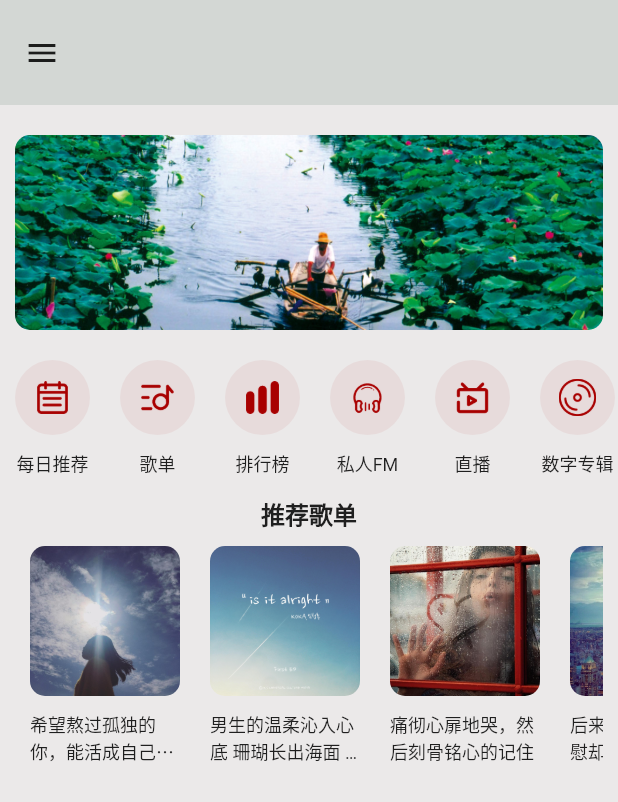
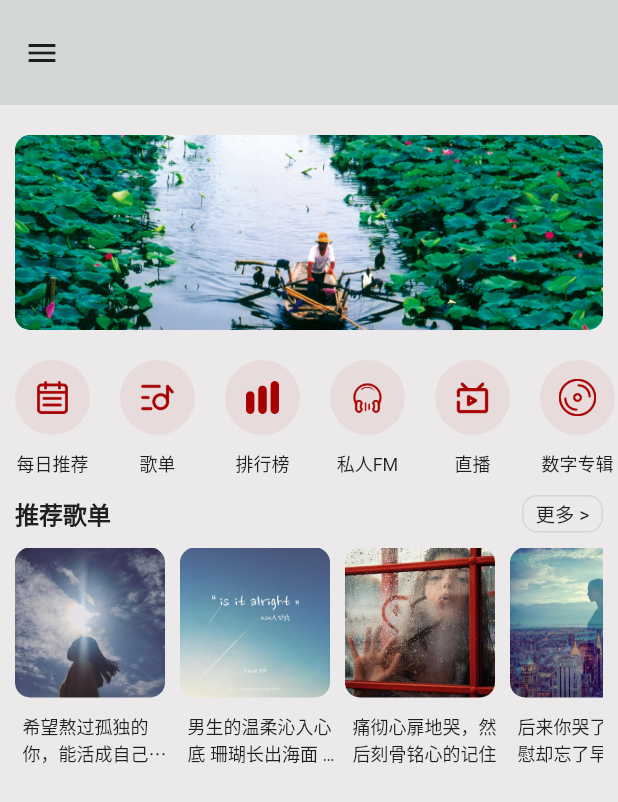
Before and after one commit to micki-zhou/potato, a Flutter app: the HomePage screen opened directly, on a phone screen of 412 x 824 dp. Shown: the top 802 px of the screen. Run offline on Flutter 3.47's test engine with Material 2 defaults, Android fonts, the phone set to English and light mode, and no system bars; our stand-ins replace shared_preferences, simple_animations; accounts and stored records are empty.

Commit message:
update view

```diff
--- a/lib/ui/home.dart
+++ b/lib/ui/home.dart
@@ -216,10 +216,28 @@ class _HomePageState extends State<HomePage> {
       padding: const EdgeInsets.only(left: 10, right: 10),
       child: Column(
         children: [
-          Text(
-            "推荐歌单",
-            style: TextStyle(fontSize: 16, fontWeight: FontWeight.bold),
-            textAlign: TextAlign.left,
+          Row(
+            mainAxisAlignment: MainAxisAlignment.spaceBetween,
+            children: [
+              Text(
+                "推荐歌单",
+                style: TextStyle(fontSize: 16, fontWeight: FontWeight.bold),
+                textAlign: TextAlign.left,
+              ),
+              Container(
+                padding: EdgeInsets.fromLTRB(8, 2, 8, 2),
+                decoration: BoxDecoration(
+                    border: Border.all(width: 1, color: MyColors.homeTheme),
+                    borderRadius: BorderRadius.circular(10)),
+                child: Text(
+                  "更多 >",
+                  style: TextStyle(
+                    fontSize: 13,
+                  ),
+                  textAlign: TextAlign.right,
+                ),
+              ),
+            ],
           ),
           Container(
             height: 200,
@@ -244,7 +262,7 @@ class _HomePageState extends State<HomePage> {
               Container(
                 height: 100,
                 width: 100,
-                margin: EdgeInsets.all(10),
+                margin: EdgeInsets.only(top: 10, bottom: 10, right: 10),
                 decoration: BoxDecoration(
                   borderRadius: BorderRadius.circular(10),
                   image: DecorationImage(
```
